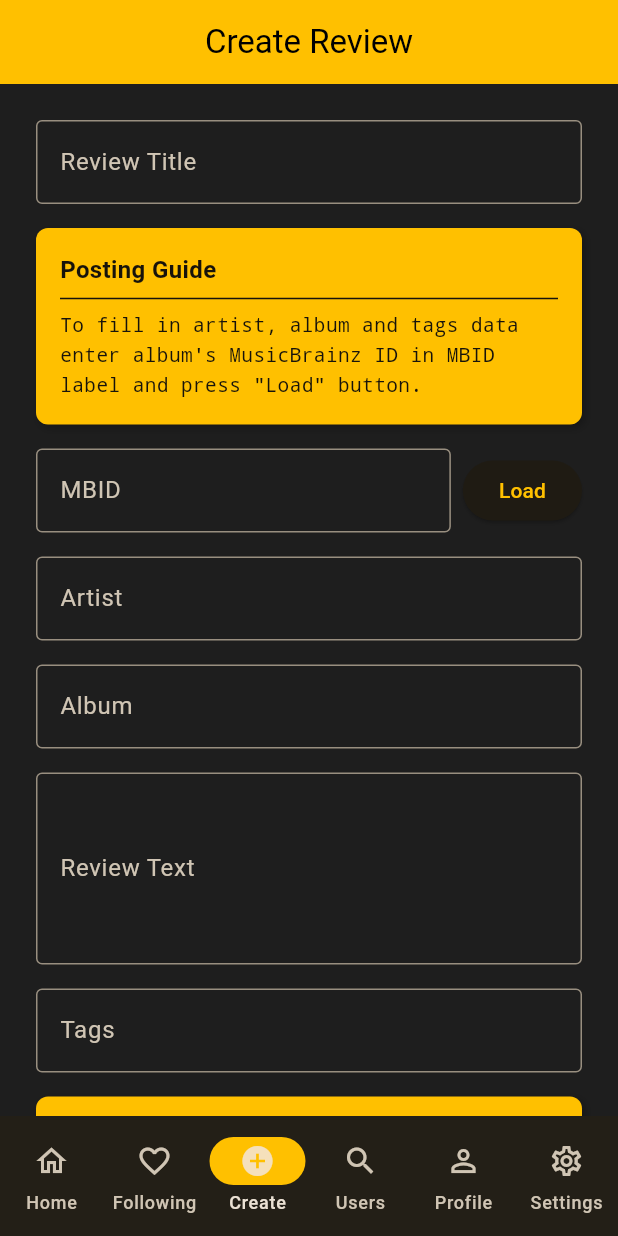
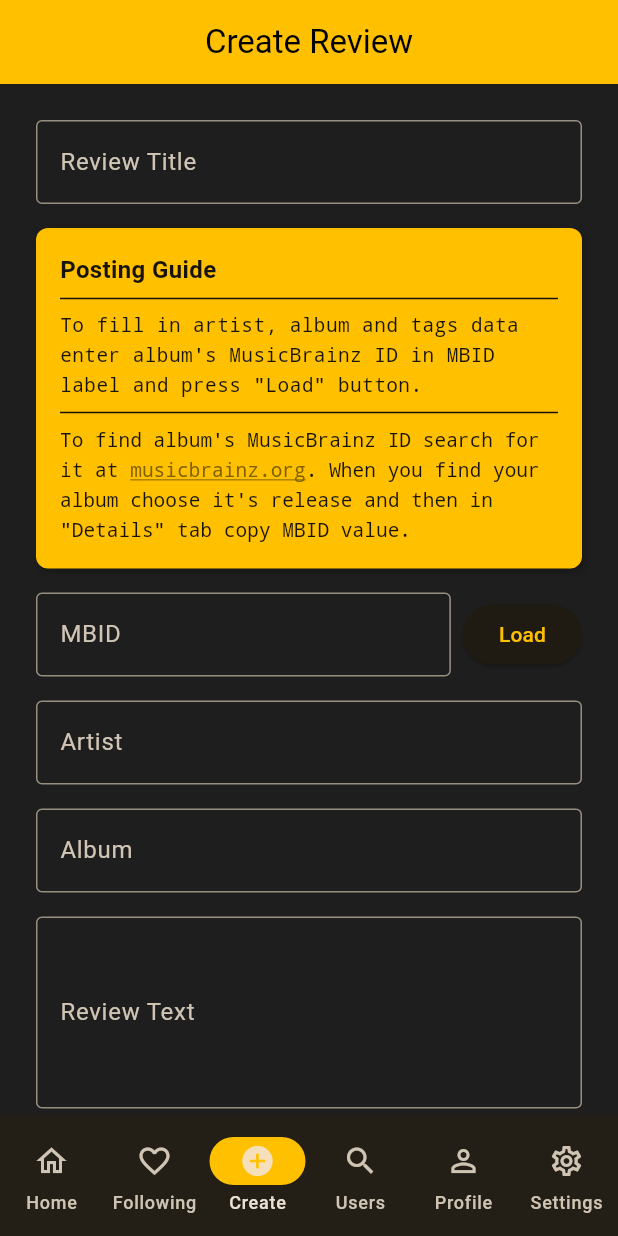
Before and after one commit to szymanp135/MiamiAmberFrontendFlutter, a Flutter app: the screen it shows after launch, item 3 of the bottom bar chosen, on a phone screen of 412 x 824 dp. Run offline on Flutter 3.47's test engine with Material 3 defaults, Android fonts, the phone set to English and light mode, and no system bars; our stand-ins replace html_unescape, shared_preferences; network calls fail.

Commit message:
enriched posting guide

```diff
--- a/lib/common_widgets.dart
+++ b/lib/common_widgets.dart
@@ -1,10 +1,12 @@
 import 'package:flutter/cupertino.dart';
+import 'package:flutter/gestures.dart';
 import 'package:flutter/material.dart';
 import 'package:flutter_staggered_grid_view/flutter_staggered_grid_view.dart';
 import 'package:html_unescape/html_unescape.dart';
 import 'package:intl/intl.dart';
 import 'package:miami_amber_flutter_frontend/providers.dart';
 import 'package:provider/provider.dart';
+import 'package:url_launcher/url_launcher.dart';
 
 import 'constants.dart';
 import 'models.dart';
@@ -186,7 +188,7 @@ class VerticalPostCard extends StatelessWidget {
                     padding: const EdgeInsets.only(top: 8.0),
                     child: SelectableText(
                       "by ${post.user!.name}",
-                      style: TextStyle(
+                      style: const TextStyle(
                           fontSize: 11,
                           color: kMiamiAmberColor,
                           fontWeight: FontWeight.bold),
@@ -200,3 +202,65 @@ class VerticalPostCard extends StatelessWidget {
     );
   }
 }
+
+class LinkableText extends StatelessWidget {
+  const LinkableText({super.key, required this.text1, required this.text2,
+    required this.text3, required this.url, required this.textStyle});
+
+  final String text1;
+  final String text2;
+  final String text3;
+  final String url;
+  final TextStyle textStyle;
+
+  Future<void> _launchUrl(String url, BuildContext context) async {
+    final Uri uri = Uri.parse(url);
+    // Sprawdź, czy system w ogóle raportuje możliwość otwarcia linku
+    try {
+      if (await canLaunchUrl(uri)) {
+        await launchUrl(
+          uri,
+          mode: LaunchMode
+              .externalApplication, // Wymusza otwarcie w zewnętrznej przeglądarce
+        );
+      } else {
+        throw Exception('Couldn\'t open link $url');
+      }
+    } catch (e) {
+      ScaffoldMessenger.of(context)
+          .showSnackBar(SnackBar(content: Text('Error: $e')));
+    }
+  }
+
+  @override
+  Widget build(BuildContext context) {
+    final theme = Theme.of(context);
+    final isBright = theme.brightness == Brightness.dark ? false : true;
+    final multiplier = isBright ? 1.33 : 0.5;
+    final themeColor = Theme.of(context).colorScheme.primary;
+    final linkColor = themeColor.withValues(
+      red: themeColor.r * multiplier,
+      green: themeColor.g * multiplier,
+      blue: themeColor.b * multiplier
+    );
+
+    return RichText(
+      text: TextSpan(
+        style: textStyle,
+        children: [
+          TextSpan(text: text1),
+          TextSpan(
+            text: text2,
+            style: textStyle.copyWith(
+              color: linkColor,
+              decoration: TextDecoration.underline,
+            ),
+            recognizer: TapGestureRecognizer()
+              ..onTap = () => _launchUrl(url, context),
+          ),
+          TextSpan(text: text3),
+        ],
+      ),
+    );
+  }
+}
--- a/lib/constants.dart
+++ b/lib/constants.dart
@@ -6,4 +6,4 @@ const kMiamiAmberColor = Color(0xFFFFC000);
 const kLightBgColor = Colors.white;
 const kDarkBgColor = Color(0xFF1E1E1E);
 
-const String versionText = "v1.260125.3";
+const String versionText = "v1.260126.0";
--- a/lib/page_create.dart
+++ b/lib/page_create.dart
@@ -1,5 +1,6 @@
 import 'package:flutter/cupertino.dart';
 import 'package:flutter/material.dart';
+import 'package:miami_amber_flutter_frontend/common_widgets.dart';
 import 'package:miami_amber_flutter_frontend/providers.dart';
 import 'package:provider/provider.dart';
 
@@ -24,8 +25,13 @@ class _CreatePostScreenState extends State<CreatePostScreen> {
   double _rating = 50;
   bool _isLoading = false;
 
-  final String postingGuide =
-      """To fill in artist, album and tags data enter album's MusicBrainz ID in MBID label and press "Load" button.""";
+  final String postingGuidePreface =
+  """To fill in artist, album and tags data enter album's MusicBrainz ID in MBID label and press "Load" button.""";
+
+  final String postingGuide1 = """To find album's MusicBrainz ID search for it at """;
+  final String postingGuide2 = """musicbrainz.org""";
+  final String postingGuideUrl = """https://musicbrainz.org/search""";
+  final String postingGuide3 = """. When you find your album choose it's release and then in "Details" tab copy MBID value.""";
   final String ratingGuide = """
 0 worst of all time
 10 close to as horrible as it gets
@@ -70,9 +76,10 @@ class _CreatePostScreenState extends State<CreatePostScreen> {
       _artistController.text = artistCredits.map((a) => a['name']).join(', ');
       _tagsController.text = tags;
     } catch (e) {
-      if (mounted)
+      if (mounted) {
         ScaffoldMessenger.of(context)
             .showSnackBar(SnackBar(content: Text("Error: $e")));
+      }
       success = false;
     } finally {
       setState(() => _isLoading = false);
@@ -119,9 +126,10 @@ class _CreatePostScreenState extends State<CreatePostScreen> {
         setState(() => _rating = 50);
       }
     } catch (e) {
-      if (mounted)
+      if (mounted) {
         ScaffoldMessenger.of(context)
             .showSnackBar(SnackBar(content: Text("Error: $e")));
+      }
     } finally {
       setState(() => _isLoading = false);
     }
@@ -152,12 +160,30 @@ class _CreatePostScreenState extends State<CreatePostScreen> {
                       fontSize: 16,
                       color: theme.canvasColor)),
               Divider(color: theme.canvasColor),
-              Text(postingGuide,
+              /*Text(postingGuide,
+                  style: TextStyle(
+                      fontFamily: 'monospace',
+                      fontSize: 13,
+                      color: theme.canvasColor,
+                      height: 1.5)),*/
+              Text(postingGuidePreface,
                   style: TextStyle(
                       fontFamily: 'monospace',
                       fontSize: 13,
                       color: theme.canvasColor,
                       height: 1.5)),
+              Divider(color: theme.canvasColor),
+              LinkableText(
+                text1: postingGuide1,
+                text2: postingGuide2,
+                text3: postingGuide3,
+                url: postingGuideUrl,
+                textStyle: TextStyle(
+                    fontFamily: 'monospace',
+                    fontSize: 13,
+                    color: theme.canvasColor,
+                    height: 1.5),
+              ),
             ],
           ),
         );
--- a/pubspec.yaml
+++ b/pubspec.yaml
@@ -42,6 +42,7 @@ dependencies:
   provider: ^6.0.5
   html_unescape: ^2.0.0
   flutter_staggered_grid_view: ^0.7.0
+  url_launcher: ^6.3.2
 
 dev_dependencies:
   flutter_test:
```
Also changed, not shown: lib/page_profile.dart (+72 -26 lines), pubspec.lock, 5 other files.
